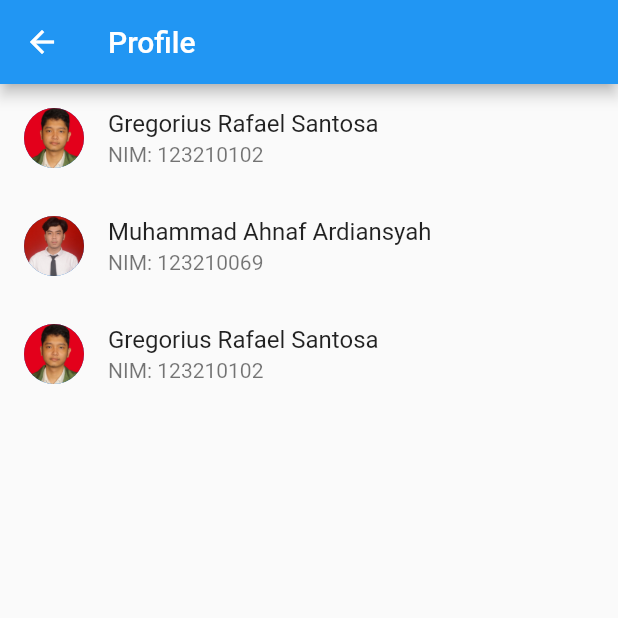
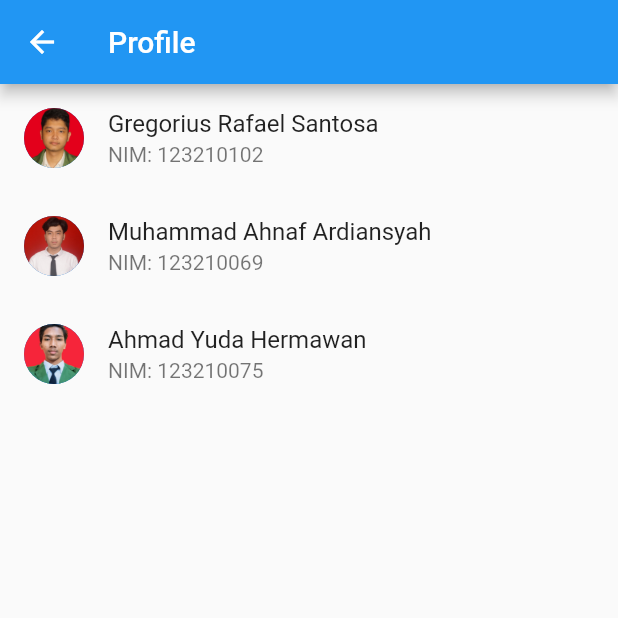
Before and after one commit to GregoriusRafaelS/Mobile, a Flutter app: the ProfilePage screen opened directly, on a phone screen of 412 x 824 dp, the top half of it. Run offline on Flutter 3.47's test engine with Material 2 defaults, Android fonts, the phone set to English and light mode, and no system bars.

Commit message:
Add Additional Profile Picture

```diff
--- a/tugas1/lib/pages/profile_page.dart
+++ b/tugas1/lib/pages/profile_page.dart
@@ -21,9 +21,9 @@ class ProfilePage extends StatelessWidget {
       imageAsset: "assets/images/ahnaf-1.jpg",
     ),
     User(
-      name: "Gregorius Rafael Santosa",
-      nim: "123210102",
-      imageAsset: "assets/images/rafael.jpg",
+      name: "Ahmad Yuda Hermawan",
+      nim: "123210075",
+      imageAsset: "assets/images/yuda.jpg",
     ),
   ];
 
```
Also changed, not shown: tugas1/assets/images/yuda.jpg (added).
